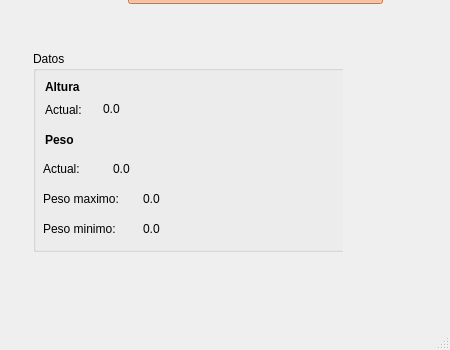
zelejimenez26/P59-Qt-Examen-Control-de-peso, file principal.ui: the form before one commit; both pictures show x 0 to 450 and y 468 to 818 of the 450 by 818 pixel window.
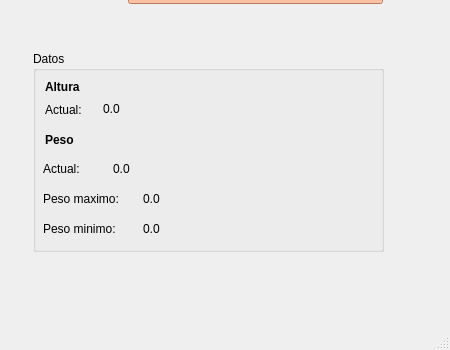
The form after the commit. Icons and pictures are not drawn.

Diff of the .ui file:
```diff
--- a/principal.ui
+++ b/principal.ui
@@ -232,7 +232,7 @@
       <rect>
        <x>11</x>
        <y>478</y>
-       <width>321</width>
+       <width>371</width>
        <height>221</height>
       </rect>
      </property>
```
Left out of the diff: 8 changed lines with no effect on the pictures.
